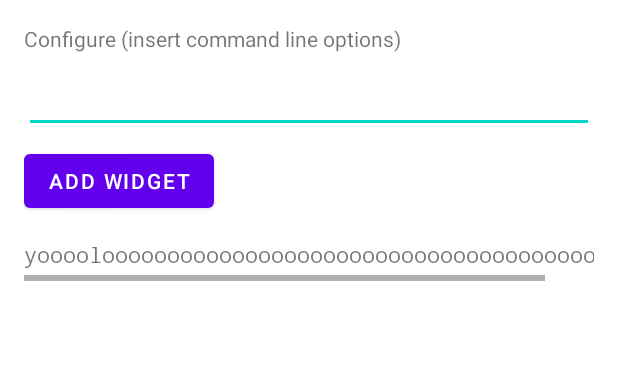
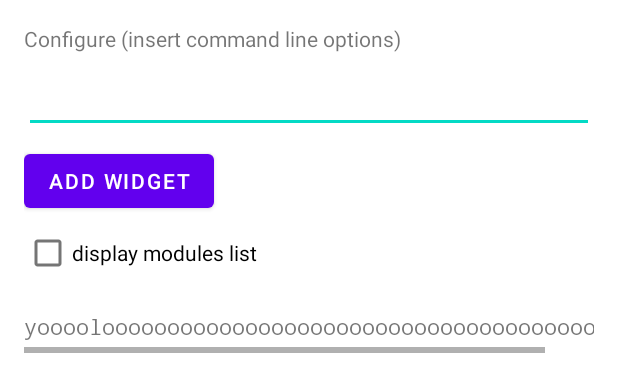
Before and after one commit to Toni500github/customfetch, an Android app: the layout customfetch_configure.xml on its own in the app's theme, with its tools: preview values and no code run, on a phone screen of 412 x 824 dp. Shown: the top 392 px of the screen. Run offline under Robolectric (Android 15) with nearby library versions, the phone set to English and light mode, and no system bars.

Commit message:
android app: add checkbox if display help or modules list

```diff
--- a/android/app/src/main/res/layout/customfetch_configure.xml
+++ b/android/app/src/main/res/layout/customfetch_configure.xml
@@ -2,6 +2,7 @@
 <LinearLayout xmlns:android="http://schemas.android.com/apk/res/android"
     android:layout_width="match_parent"
     android:layout_height="match_parent"
+    xmlns:tools="http://schemas.android.com/tools"
     android:orientation="vertical"
     android:padding="16dp">
 
@@ -26,6 +27,13 @@
         android:layout_height="wrap_content"
         android:layout_marginTop="8dp"
         android:text="@string/add_widget" />
+
+    <CheckBox
+        android:id="@+id/show_modules_list"
+        android:layout_width="wrap_content"
+        android:layout_height="wrap_content"
+        android:labelFor="@+id/add_button"
+        android:text="@string/modules_list" />
 
     <androidx.core.widget.NestedScrollView
         android:layout_width="match_parent"
--- a/android/app/src/main/res/values/strings.xml
+++ b/android/app/src/main/res/values/strings.xml
@@ -21,4 +21,5 @@
     <string name="configure">Configure (insert command line options)</string>
     <string name="add_widget">Add widget</string>
     <string name="app_widget_description">This is an app widget description</string>
+    <string name="modules_list">display modules list</string>
 </resources>
```
Also changed, not shown: android/app/src/main/java/org/toni/customfetch_android/widget/customfetchConfigureActivity.kt (+12 -3 lines), 1 other file.
